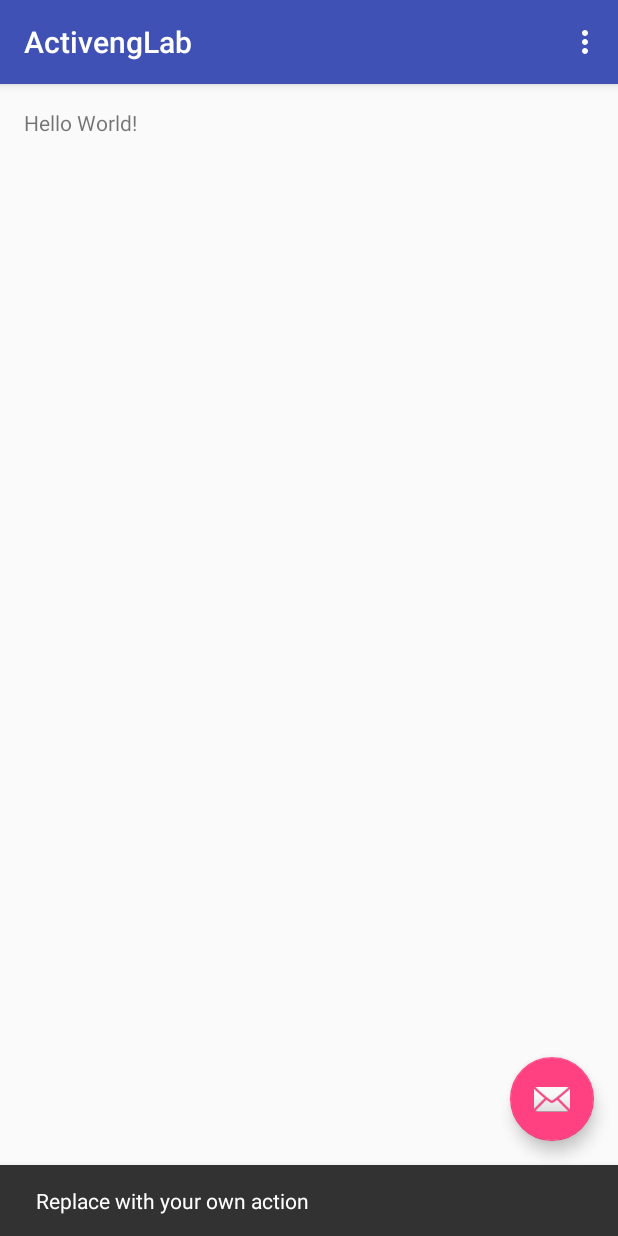
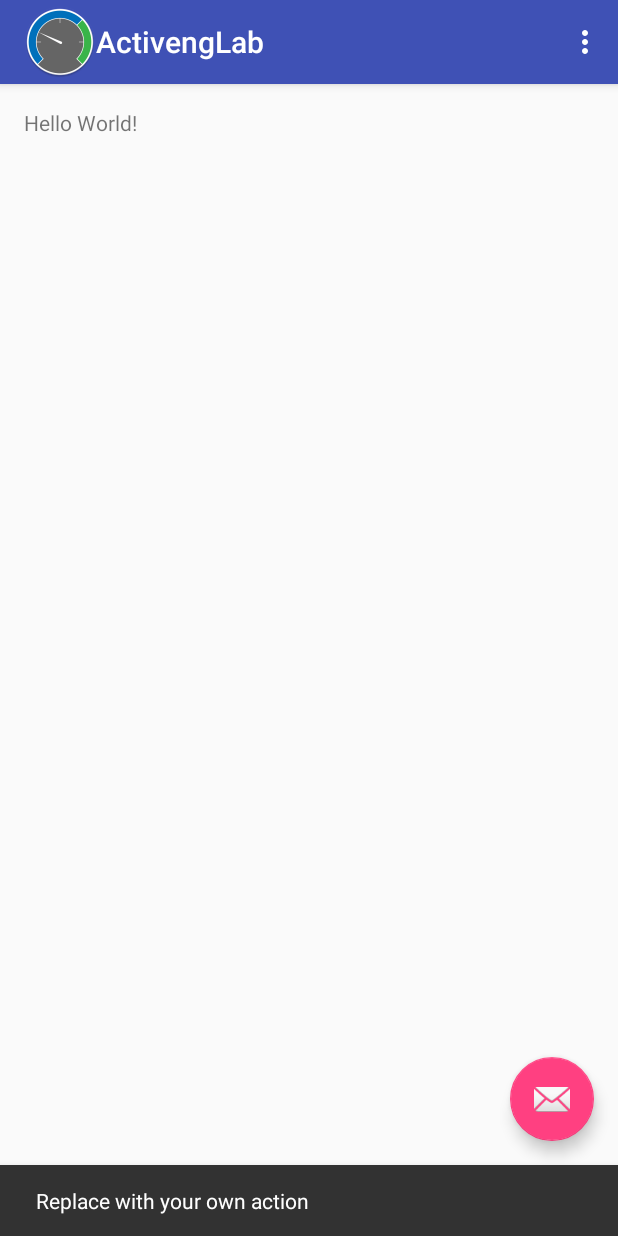
Before and after one commit to jgrocha/ActivengLab, an Android app: the screen it shows after launch (MainActivity), after a tap on an icon or button, on a phone screen of 412 x 824 dp. Run offline under Robolectric (Android 15) with nearby library versions, the phone set to English and light mode, and no system bars.

Commit message:
App icon

```diff
--- a/app/src/main/java/activeng/pt/activenglab/MainActivity.java
+++ b/app/src/main/java/activeng/pt/activenglab/MainActivity.java
@@ -17,6 +17,9 @@ public class MainActivity extends AppCompatActivity {
         setContentView(R.layout.activity_main);
         Toolbar toolbar = (Toolbar) findViewById(R.id.toolbar);
         setSupportActionBar(toolbar);
+        // show the app icon
+        getSupportActionBar().setDisplayShowHomeEnabled(true);
+        getSupportActionBar().setIcon(R.mipmap.ic_launcher);
 
         FloatingActionButton fab = (FloatingActionButton) findViewById(R.id.fab);
         fab.setOnClickListener(new View.OnClickListener() {
```
Also changed, not shown: app/src/main/res/mipmap-hdpi/ic_launcher.png, app/src/main/res/mipmap-mdpi/ic_launcher.png, app/src/main/res/mipmap-xhdpi/ic_launcher.png, app/src/main/res/mipmap-xxhdpi/ic_launcher.png, app/src/main/res/mipmap-xxxhdpi/ic_launcher.png.
